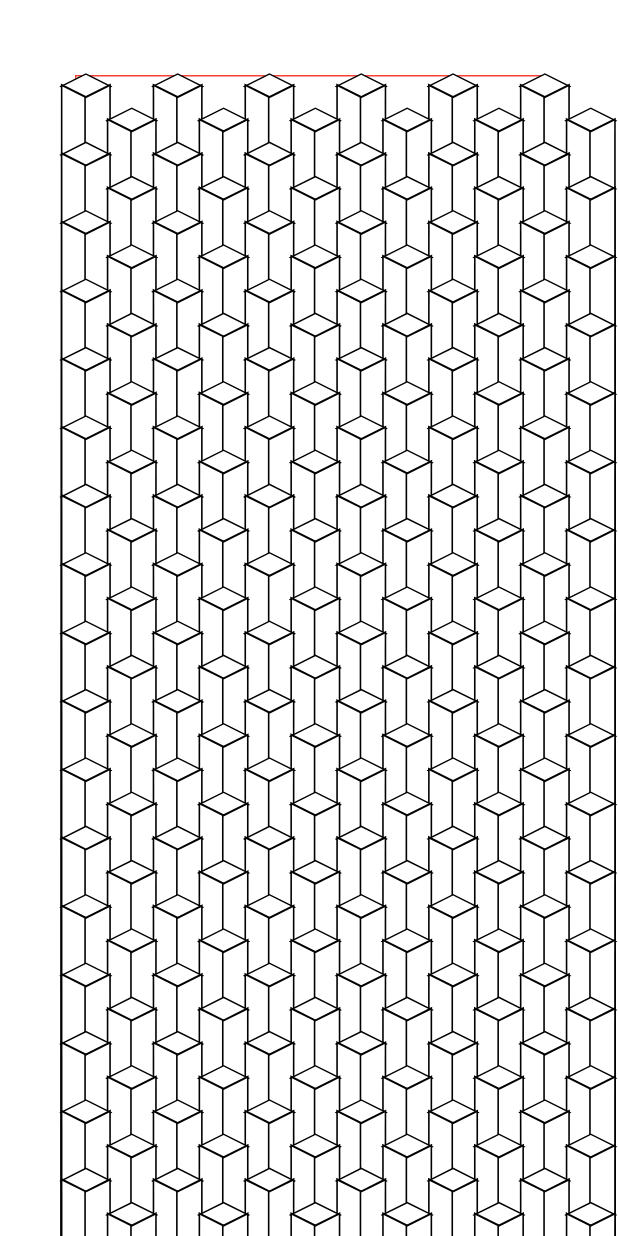
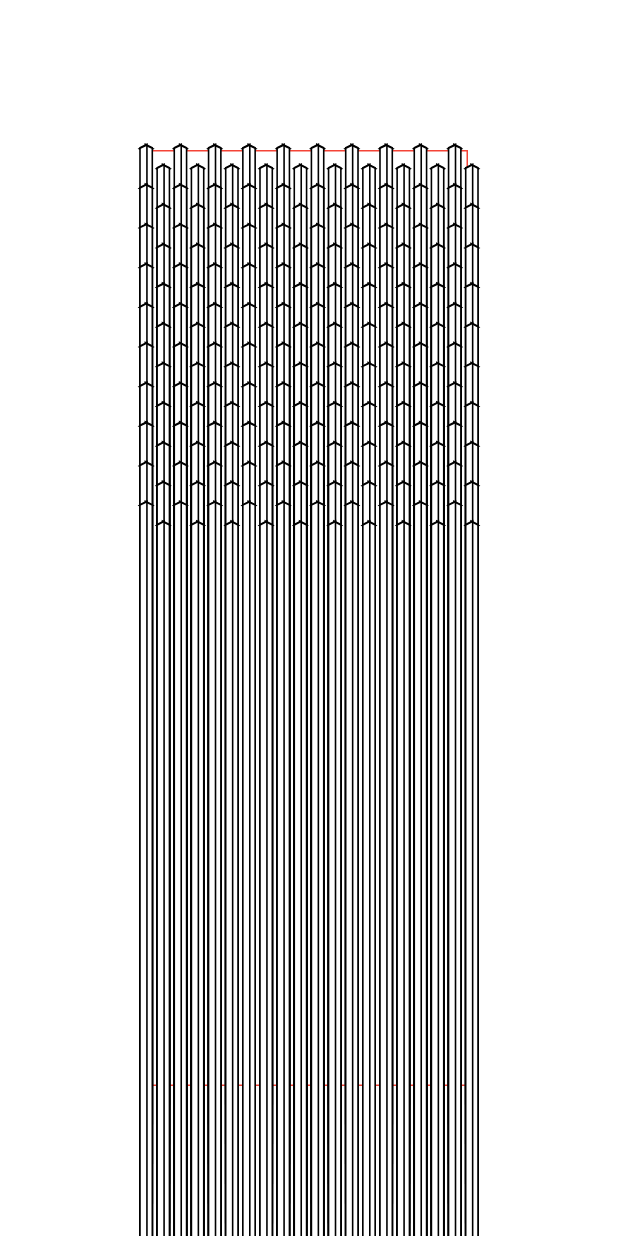
Before and after one commit to Roaa94/gen_art_canvas, a Flutter app: the screen it shows after launch, on a phone screen of 412 x 824 dp. Run offline on Flutter 3.47's test engine with Material 2 defaults, Android fonts, the phone set to English and light mode, and no system bars; our stand-ins replace firebase_core; accounts and stored records are empty.

Commit message:
refactor - wip: layout & count problem

```diff
--- /dev/null
+++ b/lib/cuboids_gen_art_canvas.dart
@@ -0,0 +1,245 @@
+import 'dart:math';
+
+import 'package:flutter/material.dart';
+
+class CuboidsGenArtCanvas extends StatefulWidget {
+  const CuboidsGenArtCanvas({
+    super.key,
+    this.cuboidsCrossAxisCount = 10,
+    this.cuboidsMainAxisCount = 20,
+    this.direction = Axis.vertical,
+  }) : cuboidsTotalCount = cuboidsMainAxisCount * cuboidsCrossAxisCount;
+
+  final Axis direction;
+
+  /// If [direction] is [Axis.vertical], this will be the number
+  /// of cuboids on the vertical axis
+  /// If [direction] is [Axis.horizontal], this will be the number
+  /// of cuboids on the horizontal axis
+  final int cuboidsMainAxisCount;
+
+  /// If [direction] is [Axis.vertical], this will be the number
+  /// of cuboids on the horizontal axis
+  /// If [direction] is [Axis.horizontal], this will be the number
+  /// of cuboids on the vertical axis
+  final int cuboidsCrossAxisCount;
+
+  final int cuboidsTotalCount;
+
+  @override
+  State<CuboidsGenArtCanvas> createState() => _CuboidsGenArtCanvasState();
+}
+
+class _CuboidsGenArtCanvasState extends State<CuboidsGenArtCanvas>
+    with SingleTickerProviderStateMixin {
+  late final AnimationController animationController;
+  static final random = Random();
+  static const animationDuration = Duration(milliseconds: 2000);
+  AnimationStatus animationStatus = AnimationStatus.forward;
+  late List<double> randomYOffsets;
+
+  double get maxRandomYOffset => 100;
+
+  void _animationControllerListener() {
+    if (animationController.status != animationStatus) {
+      if (animationController.status == AnimationStatus.forward &&
+          animationStatus == AnimationStatus.reverse) {
+        setState(() {
+          randomYOffsets = List.generate(
+            widget.cuboidsTotalCount,
+            (index) => random.nextDoubleRange(maxRandomYOffset),
+          );
+        });
+      }
+      animationStatus = animationController.status;
+    }
+  }
+
+  @override
+  void initState() {
+    super.initState();
+    animationController = AnimationController(
+      vsync: this,
+      duration: animationDuration,
+    );
+    // animationController.repeat(reverse: true);
+    animationController.addListener(_animationControllerListener);
+    randomYOffsets = List.generate(
+      widget.cuboidsTotalCount,
+      (index) => random.nextDoubleRange(maxRandomYOffset),
+    );
+  }
+
+  @override
+  void dispose() {
+    super.dispose();
+    animationController.removeListener(_animationControllerListener);
+    animationController.dispose();
+  }
+
+  @override
+  Widget build(BuildContext context) {
+    return CustomPaint(
+      painter: GenArtCanvasPainter(
+        randomYOffsets: randomYOffsets,
+        cuboidsMainAxisCount: widget.cuboidsMainAxisCount,
+        cuboidsCrossAxisCount: widget.cuboidsCrossAxisCount,
+        maxRandomYOffset: maxRandomYOffset,
+        initialGap: 30,
+        animationController: animationController,
+        random: random,
+      ),
+    );
+  }
+}
+
+class GenArtCanvasPainter extends CustomPainter {
+  GenArtCanvasPainter({
+    this.cuboidsMainAxisCount = 0,
+    this.cuboidsCrossAxisCount = 0,
+    this.initialGap = 20,
+    required this.random,
+    this.yScale = 0.5,
+    this.maxRandomYOffset = 50,
+    required this.randomYOffsets,
+    required AnimationController animationController,
+  })  : animation = CurvedAnimation(
+          parent: animationController,
+          curve: Curves.easeInOut,
+        ),
+        cuboidsTotalCount = cuboidsCrossAxisCount * cuboidsMainAxisCount,
+        super(repaint: animationController);
+
+  // {
+  // xCount = (size.width / (diagonal + initialGap * 0.5)).ceil() - 2;
+  // yCount = ((size.height * 0.6) / ((diagonal * yScale) / 2)).floor();
+  // totalCount = xCount * yCount;
+  //
+  // initialOffsets = List.generate(
+  //   totalCount,
+  //   (index) {
+  //     int i = index % xCount;
+  //     int j = index ~/ xCount;
+  //     final dx = (diagonal * i) +
+  //         (j.isOdd ? diagonal / 2 + initialGap / 2 : 0) +
+  //         initialGap * i;
+  //     final dy = (diagonal * yScale * 0.5) * j + initialGap * yScale * j;
+  //     return Offset(dx, dy);
+  //   },
+  // );
+  //
+  // offsetAnimations = List.generate(
+  //   totalCount,
+  //   (index) {
+  //     return Tween<Offset>(
+  //       begin: initialOffsets[index],
+  //       end: initialOffsets[index] + Offset(0, randomYOffsets[index]),
+  //     ).animate(animation);
+  //   },
+  // );
+  // }
+
+  final int cuboidsMainAxisCount;
+  final int cuboidsCrossAxisCount;
+  final int cuboidsTotalCount;
+  final double initialGap;
+  final Random random;
+  final double yScale;
+  final double maxRandomYOffset;
+  late final Animation<double> animation;
+  final List<double> randomYOffsets;
+
+  final strokePaint = Paint()
+    ..color = Colors.black
+    ..style = PaintingStyle.stroke
+    ..strokeWidth = 3;
+  final fillPaint = Paint()..color = Colors.white;
+
+  final skewedScaleX = 0.5 * sqrt(2);
+
+  // double get newHeight => diagonal * yScale + side;
+
+  // Path get newRect => Path()
+  //   ..addRect(
+  //     Rect.fromLTWH(0, 0, diagonal + initialGap,
+  //         ((diagonal * yScale) / 2) + initialGap * yScale),
+  //   );
+
+  @override
+  void paint(Canvas canvas, Size size) {
+    final gap = initialGap;
+    final diagonal = (size.width - (gap * (cuboidsCrossAxisCount - 1 + 0.5))) /
+        (cuboidsCrossAxisCount + 0.5);
+
+    for (int index = 0; index < cuboidsTotalCount; index++) {
+      int j = index ~/ cuboidsCrossAxisCount;
+      int i = index % cuboidsCrossAxisCount;
+
+      double xOffset =
+          (diagonal * i) + (j.isOdd ? diagonal / 2 + gap / 2 : 0) + gap * i;
+      double yOffset = (diagonal * yScale * 0.5) * j + gap * yScale * j;
+      // yOffset += randomYOffsets[index];
+      canvas.save();
+      // Move the canvas to offset of next cuboid
+      canvas.translate(xOffset, yOffset);
+      _paintCuboid(canvas, size, diagonal);
+      // canvas.drawPath(initialRect, strokePaint);
+      // canvas.drawPath(newRect, strokePaint);
+      canvas.restore();
+    }
+    // for (final offsetAnimation in offsetAnimations) {
+    //   canvas.save();
+    //   // Move the canvas to offset of next cuboid
+    //   canvas.translate(offsetAnimation.value.dx, offsetAnimation.value.dy);
+    //   _paintCuboid(canvas, side);
+    //   // canvas.drawPath(initialRect, strokePaint);
+    //   canvas.drawPath(newRect, strokePaint);
+    //   canvas.restore();
+    // }
+  }
+
+  _paintCuboid(Canvas canvas, Size size, double diagonal) {
+    final side = diagonal / sqrt(2);
+    final initialRect = Path()..addRect(Rect.fromLTWH(0, 0, side, side));
+    // Paint top face
+    canvas.save();
+    canvas.translate(diagonal / 2, 0.0);
+    canvas.scale(1.0, yScale);
+    canvas.rotate(45 * pi / 180);
+    canvas.drawPath(initialRect, strokePaint);
+    canvas.drawPath(initialRect, fillPaint);
+    canvas.restore();
+
+    // Paint left face
+    final leftPath = Path()..addRect(Rect.fromLTWH(0, 0, side, size.height));
+    canvas.save();
+    canvas.translate(0, diagonal / 2 * yScale);
+    canvas.skew(0.0, yScale);
+    canvas.scale(skewedScaleX, 1.0);
+    canvas.drawPath(leftPath, strokePaint);
+    canvas.drawPath(leftPath, fillPaint);
+    canvas.restore();
+
+    // Paint right face
+    final rightPath = Path()..addRect(Rect.fromLTWH(0, 0, side, size.height));
+    canvas.save();
+    canvas.translate(diagonal / 2, diagonal * yScale);
+    canvas.skew(0.0, -yScale);
+    canvas.scale(skewedScaleX, 1.0);
+    canvas.drawPath(rightPath, strokePaint);
+    canvas.drawPath(rightPath, fillPaint);
+    canvas.restore();
+  }
+
+  @override
+  bool shouldRepaint(covariant CustomPainter oldDelegate) {
+    return false;
+  }
+}
+
+extension on Random {
+  double nextDoubleRange(double x) {
+    final random = Random();
+    return (2 * x * random.nextDouble()) - x;
+  }
+}
--- a/lib/gen_art_canvas.dart
+++ /dev/null
@@ -1,201 +0,0 @@
-import 'dart:math';
-
-import 'package:flutter/material.dart';
-
-class GenArtCanvas extends StatefulWidget {
-  const GenArtCanvas({
-    super.key,
-    required this.size,
-  });
-
-  final Size size;
-
-  @override
-  State<GenArtCanvas> createState() => _GenArtCanvasState();
-}
-
-class _GenArtCanvasState extends State<GenArtCanvas>
-    with SingleTickerProviderStateMixin {
-  late final AnimationController animationController;
-  static final random = Random();
-  static const animationDuration = Duration(milliseconds: 2000);
-  AnimationStatus animationStatus = AnimationStatus.forward;
-
-  void _animationControllerListener() {
-    if (animationController.status != animationStatus) {
-      if (animationController.status == AnimationStatus.forward &&
-          animationStatus == AnimationStatus.reverse) {
-        // Todo: reset random offsets
-      }
-      animationStatus = animationController.status;
-    }
-  }
-
-  @override
-  void initState() {
-    super.initState();
-    animationController = AnimationController(
-      vsync: this,
-      duration: animationDuration,
-    );
-    animationController.repeat(reverse: true);
-    animationController.addListener(_animationControllerListener);
-  }
-
-  @override
-  void dispose() {
-    super.dispose();
-    animationController.removeListener(_animationControllerListener);
-    animationController.dispose();
-  }
-
-  @override
-  Widget build(BuildContext context) {
-    return SizedBox(
-      width: widget.size.width,
-      height: widget.size.height,
-      child: CustomPaint(
-        painter: GenArtCanvasPainter(
-          maxRandomYOffset: widget.size.height * 0.1,
-          diagonal: widget.size.width * 0.1,
-          initialGap: 30,
-          animationController: animationController,
-          size: widget.size,
-          random: random,
-        ),
-      ),
-    );
-  }
-}
-
-class GenArtCanvasPainter extends CustomPainter {
-  GenArtCanvasPainter({
-    this.initialGap = 20,
-    required this.random,
-    this.diagonal = 100,
-    this.yScale = 0.5,
-    this.maxRandomYOffset = 50,
-    required this.size,
-    required AnimationController animationController,
-  }) : super(repaint: animationController) {
-    animation = CurvedAnimation(
-      parent: animationController,
-      curve: Curves.easeInOut,
-    );
-    xCount = (size.width / (diagonal + initialGap * 0.5)).ceil() - 1;
-    yCount = ((size.height * 0.6) / ((diagonal * yScale) / 2)).floor();
-    totalCount = xCount * yCount;
-
-    randomYOffsets = List.generate(
-      totalCount,
-      (index) => random.nextDoubleRange(maxRandomYOffset),
-    );
-    initialOffsets = List.generate(
-      totalCount,
-      (index) {
-        int i = index % xCount;
-        int j = index ~/ xCount;
-        final dx = (diagonal * i) +
-            (j.isOdd ? diagonal / 2 + initialGap / 2 : 0) +
-            initialGap * i;
-        final dy = (diagonal * yScale * 0.5) * j + initialGap * yScale * j;
-        return Offset(dx - (diagonal * 0.3), dy);
-      },
-    );
-
-    offsetAnimations = List.generate(
-      totalCount,
-      (index) {
-        return Tween<Offset>(
-          begin: initialOffsets[index],
-          end: initialOffsets[index] + Offset(0, randomYOffsets[index]),
-        ).animate(animation);
-      },
-    );
-  }
-
-  final double initialGap;
-  final Random random;
-  final double yScale;
-  final double maxRandomYOffset;
-  late final Animation<double> animation;
-  late final List<Animation<Offset>> offsetAnimations;
-  late final List<Offset> initialOffsets;
-  late final List<double> randomYOffsets;
-  final Size size;
-
-  late final double diagonal;
-  late final int xCount;
-  late final int yCount;
-  late final int totalCount;
-
-  final strokePaint = Paint()
-    ..color = Colors.black
-    ..style = PaintingStyle.stroke
-    ..strokeWidth = 3;
-  final fillPaint = Paint()..color = Colors.white;
-
-  final skewedScaleX = 0.5 * sqrt(2);
-
-  double get newHeight => diagonal * yScale + side;
-
-  double get side => diagonal / sqrt(2);
-
-  Path get initialRect => Path()..addRect(Rect.fromLTWH(0, 0, side, side));
-
-  Path get newRect => Path()..addRect(Rect.fromLTWH(0, 0, diagonal, newHeight));
-
-  @override
-  void paint(Canvas canvas, Size size) {
-    for (final offsetAnimation in offsetAnimations) {
-      canvas.save();
-      // Move the canvas to offset of next cuboid
-      canvas.translate(offsetAnimation.value.dx, offsetAnimation.value.dy);
-      _paintCuboid(canvas);
-      canvas.restore();
-    }
-  }
-
-  _paintCuboid(Canvas canvas) {
-    // Paint top face
-    canvas.save();
-    canvas.translate(diagonal / 2, 0.0);
-    canvas.scale(1.0, yScale);
-    canvas.rotate(45 * pi / 180);
-    canvas.drawPath(initialRect, strokePaint);
-    canvas.drawPath(initialRect, fillPaint);
-    canvas.restore();
-
-    // Paint left face
-    final leftPath = Path()..addRect(Rect.fromLTWH(0, 0, side, size.height));
-    canvas.save();
-    canvas.translate(0, diagonal / 2 * yScale);
-    canvas.skew(0.0, yScale);
-    canvas.scale(skewedScaleX, 1.0);
-    canvas.drawPath(leftPath, strokePaint);
-    canvas.drawPath(leftPath, fillPaint);
-    canvas.restore();
-
-    // Paint right face
-    final rightPath = Path()..addRect(Rect.fromLTWH(0, 0, side, size.height));
-    canvas.save();
-    canvas.translate(diagonal / 2, diagonal * yScale);
-    canvas.skew(0.0, -yScale);
-    canvas.scale(skewedScaleX, 1.0);
-    canvas.drawPath(rightPath, strokePaint);
-    canvas.drawPath(rightPath, fillPaint);
-    canvas.restore();
-  }
-
-  @override
-  bool shouldRepaint(covariant CustomPainter oldDelegate) {
-    return false;
-  }
-}
-
-extension on Random {
-  double nextDoubleRange(double x) {
-    final random = Random();
-    return (2 * x * random.nextDouble()) - x;
-  }
-}
--- a/lib/home_page.dart
+++ b/lib/home_page.dart
@@ -1,25 +1,19 @@
 import 'dart:math';
 
 import 'package:flutter/material.dart';
-import 'package:gen_art_canvas/gen_art_canvas.dart';
+import 'package:gen_art_canvas/cuboids_gen_art_canvas.dart';
 
 class HomePage extends StatelessWidget {
   const HomePage({super.key});
 
   @override
   Widget build(BuildContext context) {
-    final screenSize = MediaQuery.of(context).size;
-    const padding = 50.0;
-
     return Scaffold(
-      body: Container(
-        margin: const EdgeInsets.all(padding),
-        decoration: BoxDecoration(border: Border.all(color: Colors.red)),
-        child: GenArtCanvas(
-          size: Size(
-            screenSize.width - padding * 2,
-            screenSize.height - padding * 2,
-          ),
+      body: SizedBox.expand(
+        child: Container(
+          margin: const EdgeInsets.all(100),
+          decoration: BoxDecoration(border: Border.all(color: Colors.red)),
+          child: CuboidsGenArtCanvas(),
         ),
       ),
     );
```
